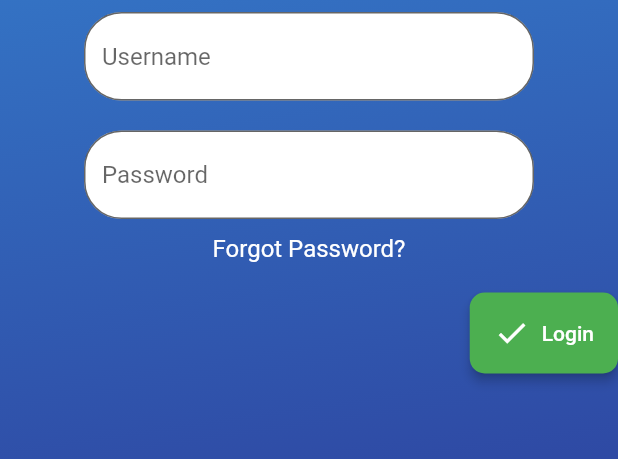
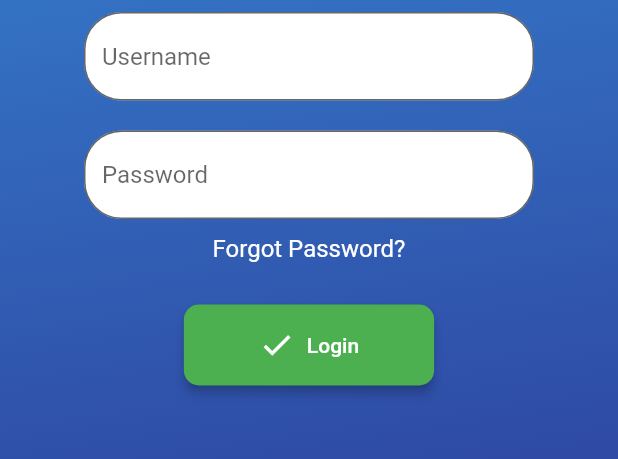
Before and after one commit to gokulggopi28/gym_el, a Flutter app: the ScreenLogin screen opened directly, on a phone screen of 412 x 824 dp, the part 369-828 px from its top. Run offline on Flutter 3.47's test engine with Material 2 defaults, Android fonts, the phone set to English and light mode, and no system bars; our stand-ins replace animated_splash_screen, firebase_auth, firebase_core, pinput, shared_preferences; accounts and stored records are empty.

Commit message:
edited button

```diff
--- a/lib/admin_login.dart
+++ b/lib/admin_login.dart
@@ -113,7 +113,7 @@ class _ScreenLoginState extends State<ScreenLogin> {
                   ),
 
                   Row(
-                    mainAxisAlignment: MainAxisAlignment.spaceBetween,
+                    mainAxisAlignment: MainAxisAlignment.center,
                     children: [
                       Visibility(
                         visible: !_isDataMatched,
@@ -125,7 +125,9 @@ class _ScreenLoginState extends State<ScreenLogin> {
                       const SizedBox(
                         height: 20,
                       ),
-                      ElevatedButton.icon(
+                      Padding(
+                        padding: const EdgeInsets.all(8.0),
+                        child: ElevatedButton.icon(
                           onPressed: () {
                             if (_formKey.currentState!.validate()) {
                               checkLogin(context);
@@ -144,7 +146,8 @@ class _ScreenLoginState extends State<ScreenLogin> {
                               borderRadius: BorderRadius.circular(
                                   10),
                             ),
-                          padding: EdgeInsets.symmetric(vertical: 15,horizontal: 16),
+                            padding: EdgeInsets.symmetric(vertical: 15,horizontal: 50),
+                          ),
                         ),
                       ),
                     ],
--- a/lib/main.dart
+++ b/lib/main.dart
@@ -4,13 +4,14 @@ import 'package:gym_el/member_home.dart';
 import 'package:gym_el/member_login.dart';
 import 'package:gym_el/member_otp.dart';
 import 'package:gym_el/splash.dart';
+import 'package:firebase_auth/firebase_auth.dart';
 
 
 const SAVE_KEY_NAME = 'User logged in';
 
 Future<void> main() async {
-  // WidgetsFlutterBinding.ensureInitialized();
-  // await Firebase.initializeApp();
+   // WidgetsFlutterBinding.ensureInitialized();
+   // await Firebase.initializeApp();
   runApp(const MyApp());
 }
 
```
Also changed, not shown: pubspec.yaml (+2 -5 lines), pubspec.lock. Lines whose indentation alone changed are shown as unchanged.
